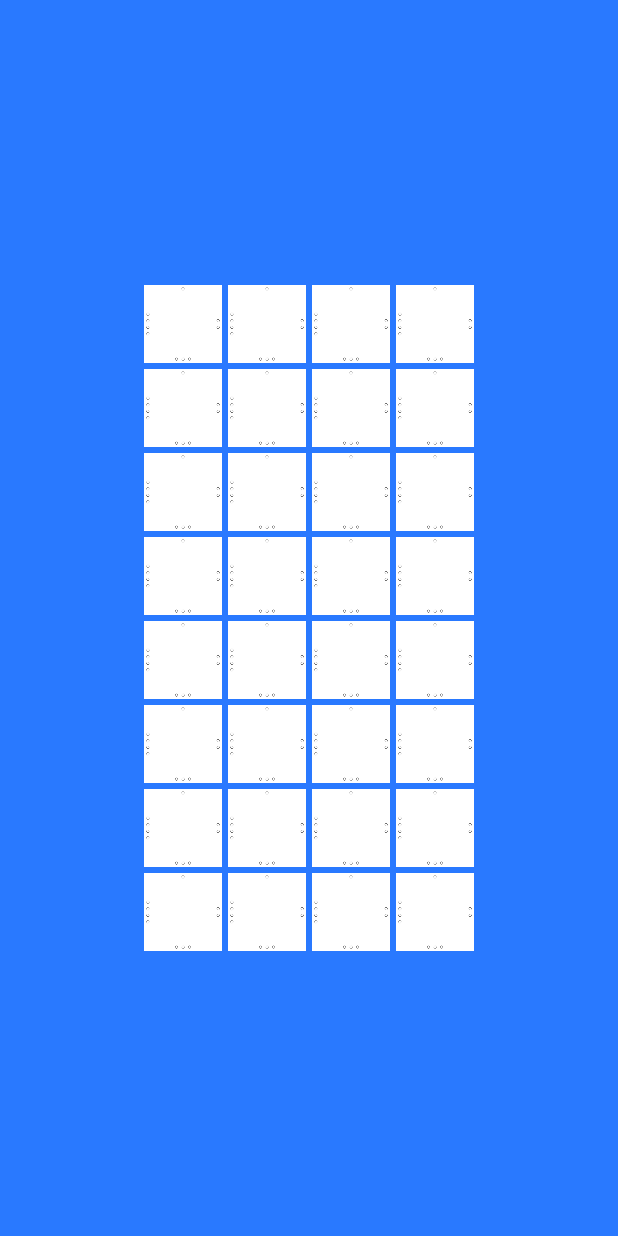
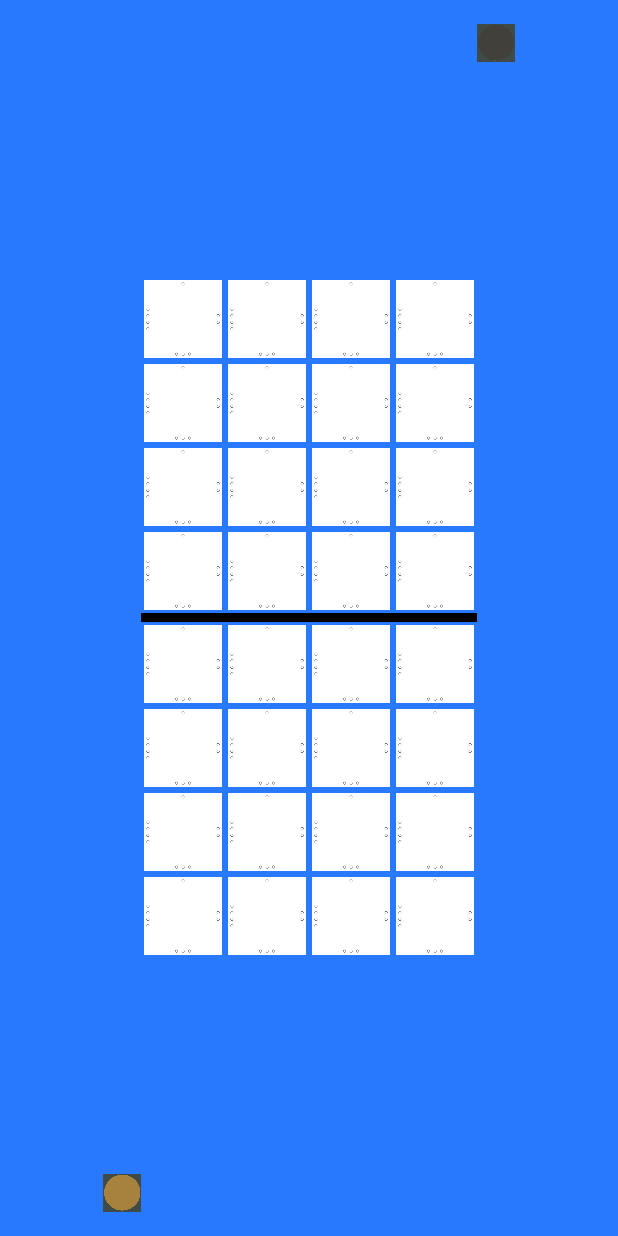
Before and after one commit to gowenS/Strategy-Game-Prototype, an Android app: the screen it shows after launch (MainActivity), on a phone screen of 412 x 824 dp. Run offline under Robolectric (Android 15) with nearby library versions, the phone set to English and light mode, and no system bars.

Commit message:
Added visualization for player turns

```diff
--- a/app/src/main/res/layout/content_main.xml
+++ b/app/src/main/res/layout/content_main.xml
@@ -16,6 +16,13 @@
     android:background="#2979ff"
     android:id="@+id/content_main">
 
+
+    <ImageView
+        android:layout_width="25dp"
+        android:layout_height="25dp"
+        android:id="@+id/player1TurnIndicator"
+        android:layout_gravity="left|bottom"
+        android:background="@drawable/player_turn_off" />
 
     <LinearLayout
         android:orientation="vertical"
@@ -45,6 +52,13 @@
             android:id="@+id/d1Button"
             android:longClickable="false"
             android:layout_margin="2dp"/>
+
+        <ImageView
+            android:layout_width="match_parent"
+            android:layout_height="6dp"
+            android:id="@+id/imageView"
+            android:background="#000000" />
+
         <com.rustandtuna.gameprototype.gridButton
             android:layout_width="52dp"
             android:layout_height="52dp"
@@ -99,6 +113,13 @@
             android:id="@+id/d2Button"
             android:longClickable="false"
             android:layout_margin="2dp"/>
+
+        <ImageView
+            android:layout_width="match_parent"
+            android:layout_height="6dp"
+            android:id="@+id/imageView2"
+            android:background="#000000" />
+
         <com.rustandtuna.gameprototype.gridButton
             android:layout_width="52dp"
             android:layout_height="52dp"
@@ -124,6 +145,7 @@
             android:longClickable="false"
             android:layout_margin="2dp"/>
     </LinearLayout>
+
     <LinearLayout
         android:orientation="vertical"
         android:layout_width="wrap_content"
@@ -153,6 +175,13 @@
             android:id="@+id/d3Button"
             android:longClickable="false"
             android:layout_margin="2dp"/>
+
+        <ImageView
+            android:layout_width="match_parent"
+            android:layout_height="6dp"
+            android:id="@+id/imageView3"
+            android:background="#000000" />
+
         <com.rustandtuna.gameprototype.gridButton
             android:layout_width="52dp"
             android:layout_height="52dp"
@@ -208,6 +237,13 @@
             android:id="@+id/d4Button"
             android:longClickable="false"
             android:layout_margin="2dp"/>
+
+        <ImageView
+            android:layout_width="match_parent"
+            android:layout_height="6dp"
+            android:id="@+id/imageView4"
+            android:background="#000000" />
+
         <com.rustandtuna.gameprototype.gridButton
             android:layout_width="52dp"
             android:layout_height="52dp"
@@ -233,4 +269,11 @@
             android:longClickable="false"
             android:layout_margin="2dp"/>
     </LinearLayout>
+
+    <ImageView
+        android:layout_width="25dp"
+        android:layout_height="25dp"
+        android:id="@+id/player2TurnIndicator"
+        android:layout_gravity="top|left|right"
+        android:background="@drawable/player_turn_off" />
 </LinearLayout>
```
Also changed, not shown: app/src/main/java/com/rustandtuna/gameprototype/MainActivity.java (+37 -7 lines), app/src/main/res/drawable/player_turn_off.png (added), app/src/main/res/drawable/player_turn_on.png (added), app/src/main/res/drawable/separatorline.png (added).
